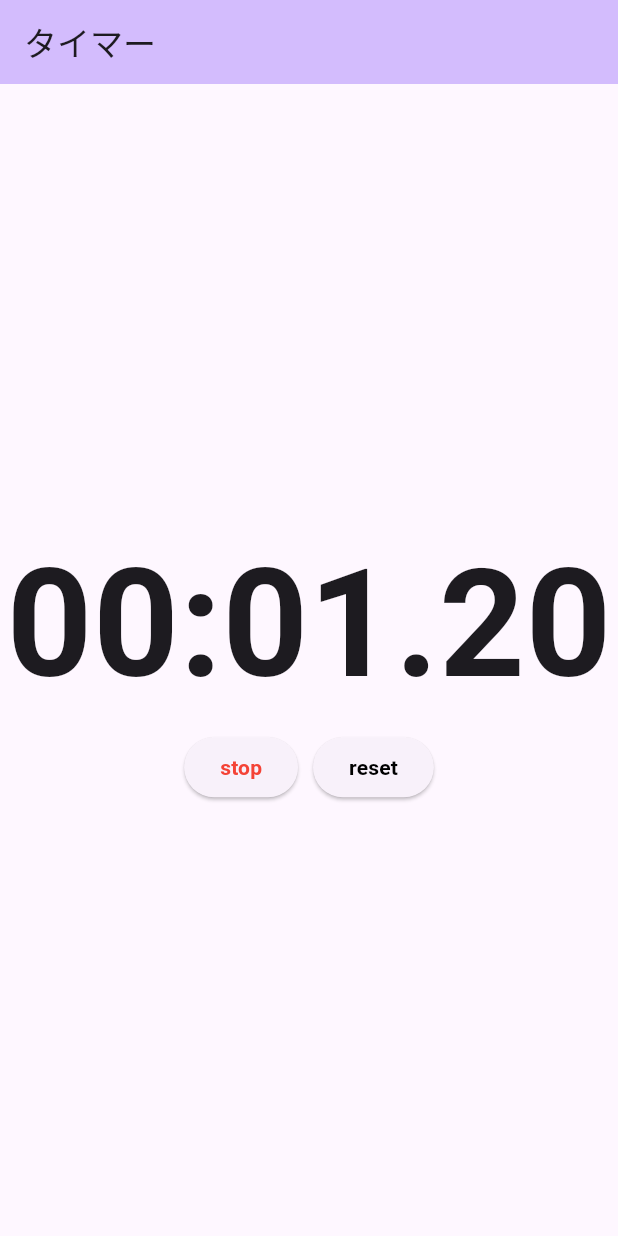
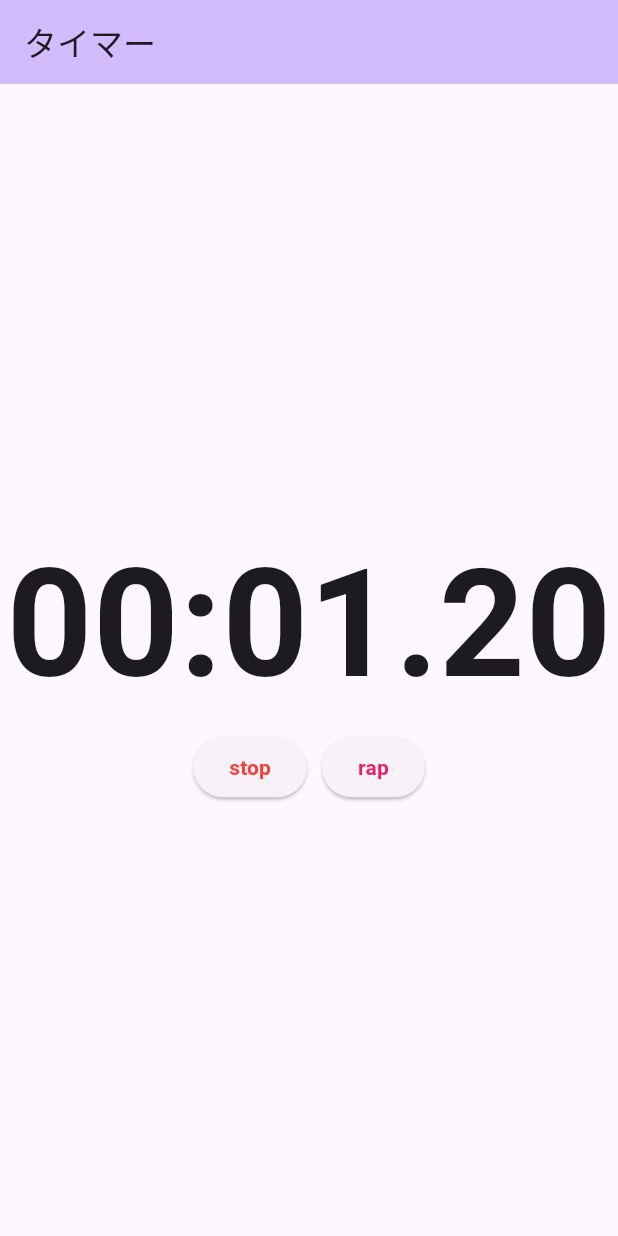
Before and after one commit to yambaru-hackathon/yoshimi_naru_homework, a Flutter app: the screen it shows after launch, after a tap on "start", on a phone screen of 412 x 824 dp. Run offline on Flutter 3.47's test engine with Material 3 defaults, Android fonts, the phone set to English and light mode, and no system bars.

```diff
--- a/lib/main.dart
+++ b/lib/main.dart
@@ -37,6 +37,9 @@ class _MyHomePageState extends State<MyHomePage> {
   int _minute = 0;
   Timer? _timer;
   bool _isRunning = false;
+  //testing
+  List<String> rapLists = [];
+
 
   @override
   void initState() {
@@ -80,16 +83,38 @@ class _MyHomePageState extends State<MyHomePage> {
                 const SizedBox(width: 10),
                 ElevatedButton(
                   onPressed: () {
-                    resetTimer();
+                    _isRunning? rapTimer() : resetTimer();
                   },
-                  child: const Text(
-                    'reset',
+                  child: Text(
+                    _isRunning ? 'rap' : 'reset',
                     style: TextStyle(
-                      color: Colors.black,
+                      color: _isRunning ? Colors.pink : Colors.black,
                       fontWeight: FontWeight.bold,
                     ),
                     ),
                   ),
+              ],
+            ),
+            //testing
+            Column(
+              mainAxisAlignment: MainAxisAlignment.center,
+              children: <Widget>[
+                ListView.builder(
+                  itemCount: rapLists.length,
+                  scrollDirection: Axis.vertical,
+                  shrinkWrap: true,
+                  itemBuilder: (context, index) {
+                    return ListTile(
+                      title: Text(
+                        rapLists[index],
+                        style: TextStyle(
+                          fontWeight: FontWeight.bold,
+                          fontSize: 20,
+                        ),
+                      ),
+                    );
+                  },
+                ),
               ],
             ),
           ],
@@ -141,7 +166,15 @@ class _MyHomePageState extends State<MyHomePage> {
     setState(() {
       _second = 0;
       _minute = 0;
+      rapLists.clear();
       _isRunning = false;
     });
   }
+  //testing
+  void rapTimer() {
+    setState(() {
+      int newItemIndex = rapLists.length + 1;
+      rapLists.add('${_minute.toString().padLeft(2, '0')}:${_second.toStringAsFixed(2).padLeft(5,'0')}');
+    });
+  }
 }
```
